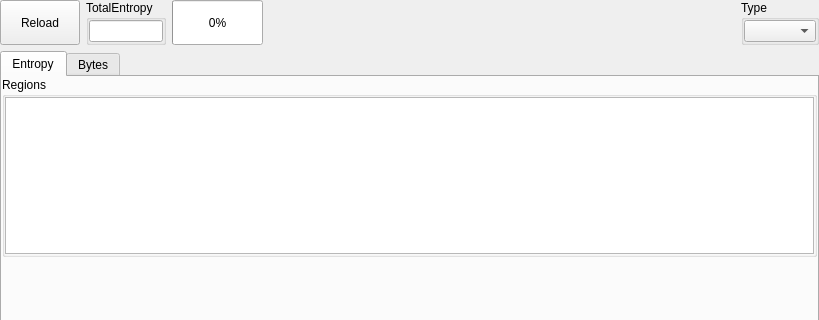
Old version of the form xentropywidget.ui in the repository horsicq/XEntropyWidget; both pictures show x 0 to 819 and y 0 to 320 of the 819 by 636 pixel window.
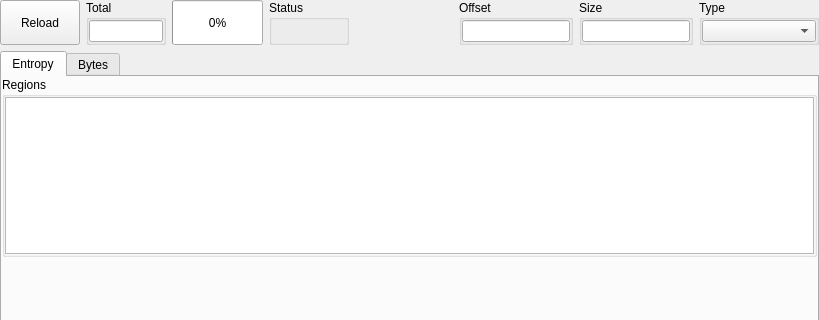
New version of the form. Custom widgets are drawn as their Qt base class.

```diff
--- a/xentropywidget.ui
+++ b/xentropywidget.ui
@@ -50,7 +50,7 @@
         </size>
        </property>
        <property name="title">
-        <string>TotalEntropy</string>
+        <string>Total</string>
        </property>
        <layout class="QVBoxLayout" name="verticalLayout_2">
         <property name="leftMargin">
@@ -97,6 +97,49 @@
        </property>
       </widget>
      </item>
+     <item>
+      <widget class="QGroupBox" name="groupBoxStatus">
+       <property name="minimumSize">
+        <size>
+         <width>80</width>
+         <height>0</height>
+        </size>
+       </property>
+       <property name="maximumSize">
+        <size>
+         <width>80</width>
+         <height>16777215</height>
+        </size>
+       </property>
+       <property name="title">
+        <string>Status</string>
+       </property>
+       <layout class="QVBoxLayout" name="verticalLayout_6">
+        <property name="leftMargin">
+         <number>0</number>
+        </property>
+        <property name="topMargin">
+         <number>0</number>
+        </property>
+        <property name="rightMargin">
+         <number>0</number>
+        </property>
+        <property name="bottomMargin">
+         <number>0</number>
+        </property>
+        <item>
+         <widget class="QLabel" name="labelStatus">
+          <property name="text">
+           <string/>
+          </property>
+          <property name="alignment">
+           <set>Qt::AlignCenter</set>
+          </property>
+         </widget>
+        </item>
+       </layout>
+      </widget>
+     </item>
      <item>
       <spacer name="horizontalSpacer">
        <property name="orientation">
@@ -110,8 +153,88 @@
        </property>
       </spacer>
      </item>
+     <item>
+      <widget class="QGroupBox" name="groupBoxOffset">
+       <property name="maximumSize">
+        <size>
+         <width>120</width>
+         <height>16777215</height>
+        </size>
+       </property>
+       <property name="title">
+        <string>Offset</string>
+       </property>
+       <layout class="QVBoxLayout" name="verticalLayout_7">
+        <property name="leftMargin">
+         <number>0</number>
+        </property>
+        <property name="topMargin">
+         <number>0</number>
+        </property>
+        <property name="rightMargin">
+         <number>0</number>
+        </property>
+        <property name="bottomMargin">
+         <number>0</number>
+        </property>
+        <item>
+         <widget class="XLineEditHEX" name="lineEditOffset">
+          <property name="alignment">
+           <set>Qt::AlignCenter</set>
+          </property>
+          <property name="readOnly">
+           <bool>true</bool>
+          </property>
+         </widget>
+        </item>
+       </layout>
+      </widget>
+     </item>
+     <item>
+      <widget class="QGroupBox" name="groupBoxSize">
+       <property name="maximumSize">
+        <size>
+         <width>120</width>
+         <height>16777215</height>
+        </size>
+       </property>
+       <property name="title">
+        <string>Size</string>
+       </property>
+       <layout class="QVBoxLayout" name="verticalLayout_8">
+        <property name="leftMargin">
+         <number>0</number>
+        </property>
+        <property name="topMargin">
+         <number>0</number>
+        </property>
+        <property name="rightMargin">
+         <number>0</number>
+        </property>
+        <property name="bottomMargin">
+         <number>0</number>
+        </property>
+        <item>
+         <widget class="XLineEditHEX" name="lineEditSize">
+          <property name="alignment">
+           <set>Qt::AlignCenter</set>
+          </property>
+          <property name="readOnly">
+           <bool>true</bool>
+          </property>
+         </widget>
+        </item>
+       </layout>
+      </widget>
+     </item>
      <item>
       <widget class="QGroupBox" name="groupBoxType">
+       <property name="minimumSize">
+        <size>
+         <width>120</width>
+         <height>0</height>
+        </size>
+       </property>
        <property name="title">
         <string>Type</string>
        </property>
@@ -268,6 +391,11 @@
    <header>qwt_plot.h</header>
    <container>1</container>
   </customwidget>
+  <customwidget>
+   <class>XLineEditHEX</class>
+   <extends>QLineEdit</extends>
+   <header>xlineedithex.h</header>
+  </customwidget>
  </customwidgets>
  <resources/>
  <connections/>
```
